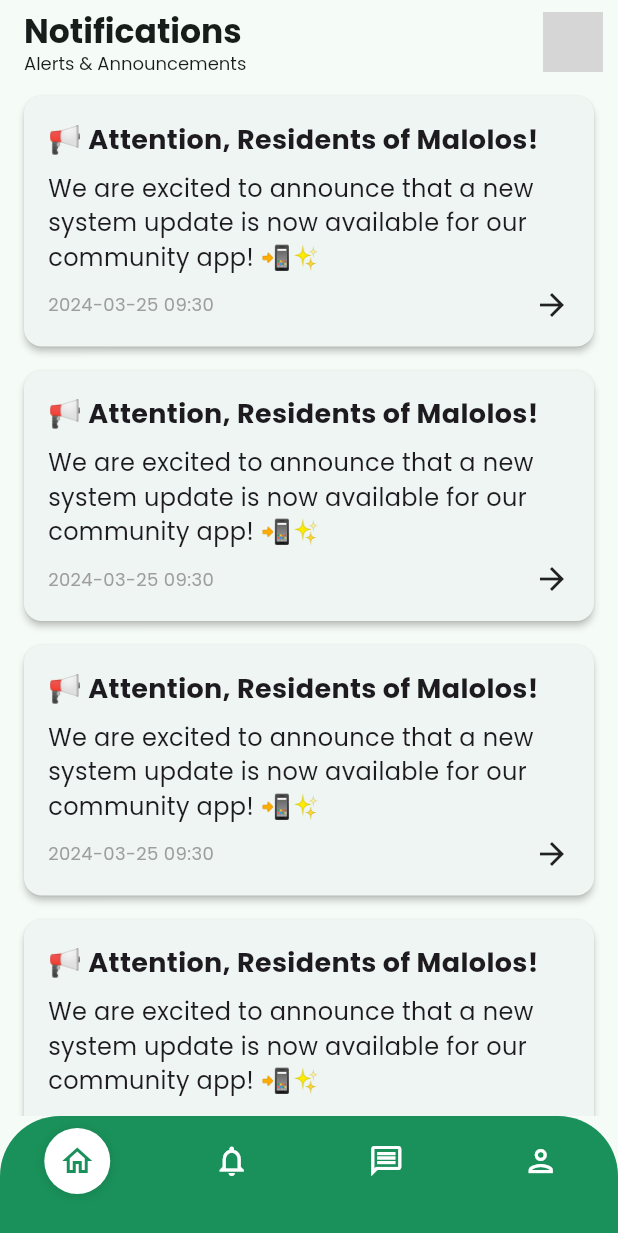
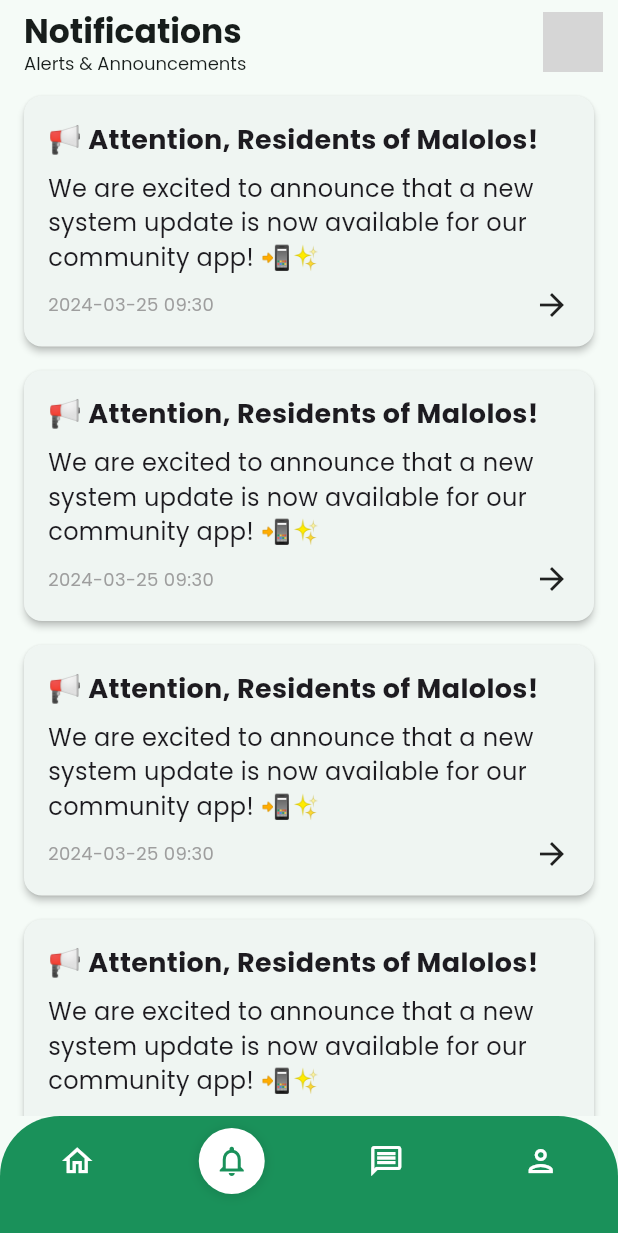
Before and after one commit to yskooo/snt_innovatives, a Flutter app: the PublicSafetyRoute screen opened directly, on a phone screen of 412 x 824 dp. Shown: the top 1233 px of the screen. Run offline on Flutter 3.47's test engine with Material 3 defaults, Android fonts, the phone set to English and light mode, and no system bars; our stand-ins replace carousel_slider, device_preview, flutter_svg, google_fonts, supabase_flutter; accounts and stored records are empty; network calls fail; grey boxes are pictures that could not be loaded.

Commit message:
bottomnavbar: fix

```diff
--- a/lib/components/public_safety_route.dart
+++ b/lib/components/public_safety_route.dart
@@ -9,7 +9,7 @@ class PublicSafetyRoute extends StatefulWidget {
 }
 
 class _PublicSafetyRouteState extends State<PublicSafetyRoute> {
-  int _selectedIndex = 0; // Initialize the selected index for the bottom navigation bar
+  int _selectedIndex = 1; // Initialize the selected index for the bottom navigation bar
 
   // Callback function to handle bottom navigation bar item tap
   void _onItemTap(int index) {
--- a/lib/pages/user_profile_page.dart
+++ b/lib/pages/user_profile_page.dart
@@ -13,7 +13,7 @@ class UserProfilePage extends StatefulWidget {
 }
 
 class _UserProfilePageState extends State<UserProfilePage> {
-  int _selectedIndex = 0; // bottom navigation bar
+  int _selectedIndex = 3; // bottom navigation bar
   int _stackIndex = 0; // user profile
 
   // Callback function to handle bottom navigation bar item tap
```
